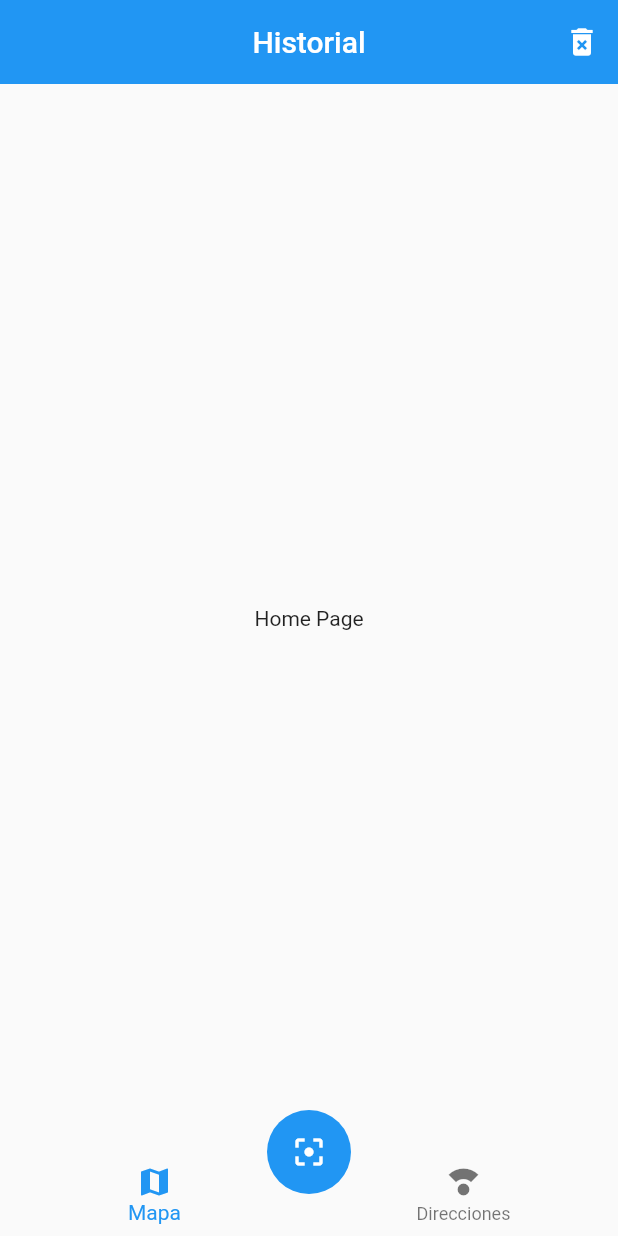
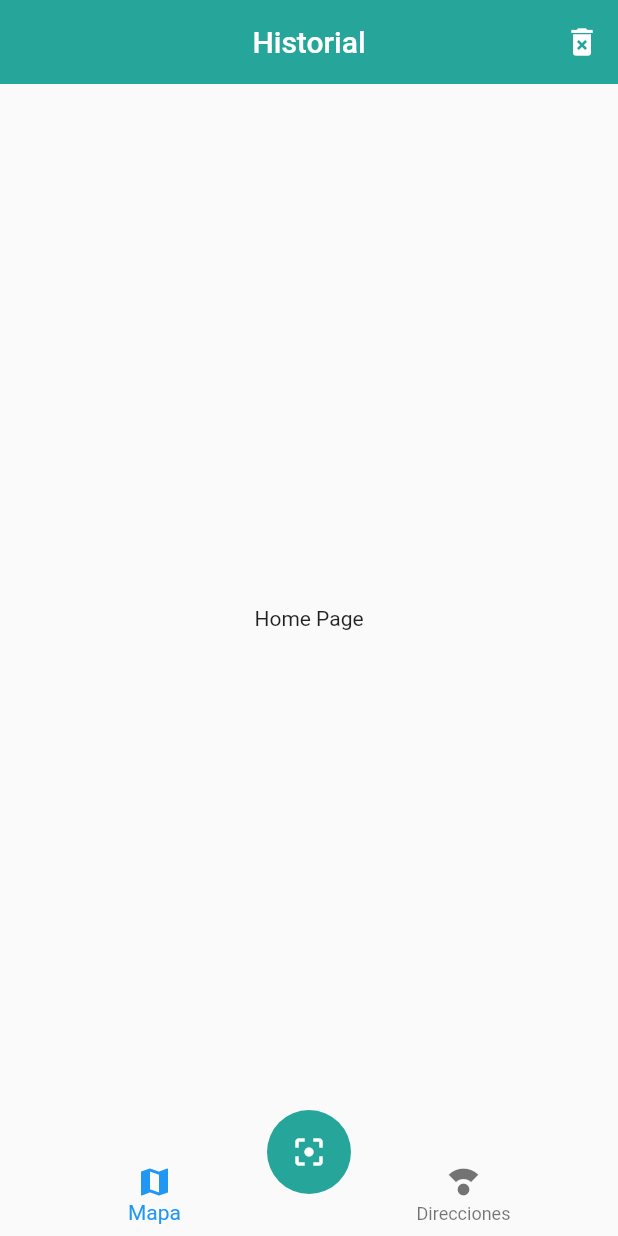
Before and after one commit to rafinhaDev/QrScanner, a Flutter app: the screen it shows after launch, on a phone screen of 412 x 824 dp. Run offline on Flutter 3.47's test engine with Material 2 defaults, Android fonts, the phone set to English and light mode, and no system bars.

Commit message:
Tema personalizado a la aplicación

```diff
--- a/lib/main.dart
+++ b/lib/main.dart
@@ -16,6 +16,10 @@ class MyApp extends StatelessWidget {
        'home' : (_) => HomePage(),
        'mapa' : (_) => MapaPage()
      },
+     theme: ThemeData(
+       floatingActionButtonTheme: FloatingActionButtonThemeData(backgroundColor: Colors.teal[400]),
+       primaryColor: Colors.teal[400]
+     ),
     );
   }
 }
--- a/lib/pages/home_page.dart
+++ b/lib/pages/home_page.dart
@@ -10,6 +10,7 @@ class HomePage extends StatelessWidget {
   Widget build(BuildContext context) {
     return Scaffold(
       appBar: AppBar(
+        backgroundColor: Colors.teal[400],
         centerTitle: true,
         elevation: 0,
         title: Text('Historial'),
--- a/lib/widgets/scan_buttonfloating.dart
+++ b/lib/widgets/scan_buttonfloating.dart
@@ -6,6 +6,7 @@ class ScanButton extends StatelessWidget {
   @override
   Widget build(BuildContext context) {
     return FloatingActionButton(
+
       elevation: 0,
       child: Icon(Icons.filter_center_focus),
       onPressed: (){},
```
